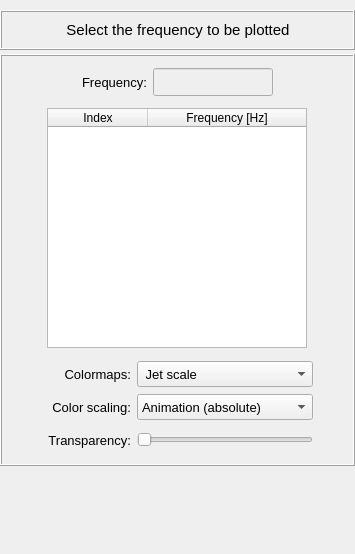
The window that pulse/interface/data/ui_files/plots/results/structural/plot_nodal_results_field_for_harmonic_analysis.ui (open-pulse/OpenPulse) describes before a commit, drawn with Qt 5.
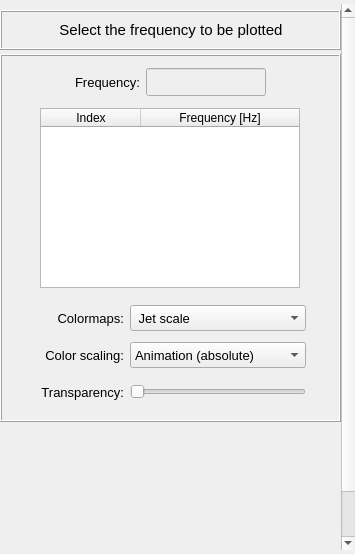
The same window after the commit.

Commit message: Fixes plot widgets to show all their content correctly with the QScrollbar

```diff
--- a/pulse/interface/data/ui_files/plots/results/structural/plot_nodal_results_field_for_harmonic_analysis.ui
+++ b/pulse/interface/data/ui_files/plots/results/structural/plot_nodal_results_field_for_harmonic_analysis.ui
@@ -43,12 +43,6 @@
    </property>
    <item row="0" column="0">
     <widget class="QScrollArea" name="scrollArea">
-     <property name="minimumSize">
-      <size>
-       <width>0</width>
-       <height>500</height>
-      </size>
-     </property>
      <property name="frameShape">
       <enum>QFrame::Shape::NoFrame</enum>
      </property>
@@ -60,8 +54,8 @@
        <rect>
         <x>0</x>
         <y>0</y>
-        <width>355</width>
-        <height>546</height>
+        <width>343</width>
+        <height>597</height>
        </rect>
       </property>
       <layout class="QGridLayout" name="gridLayout_6">
@@ -202,15 +196,15 @@
             <property name="minimumSize">
              <size>
               <width>0</width>
-              <height>80</height>
-             </size>
-            </property>
-            <property name="maximumSize">
-             <size>
-              <width>16777215</width>
               <height>120</height>
              </size>
             </property>
+            <property name="maximumSize">
+             <size>
+              <width>16777215</width>
+              <height>180</height>
+             </size>
+            </property>
             <property name="frameShape">
              <enum>QFrame::Shape::NoFrame</enum>
             </property>
@@ -799,7 +793,7 @@
          <property name="minimumSize">
           <size>
            <width>0</width>
-           <height>80</height>
+           <height>175</height>
           </size>
          </property>
          <property name="frameShape">
```
Left out of the diff: 2 changed lines with no effect on the pictures. The commit also changes 15 other files.
